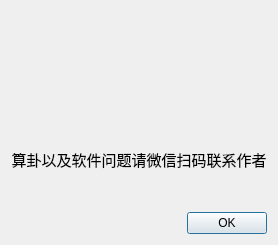
Before: the Qt Designer form dialog.ui in piyaming/firstpy, drawn with Qt 5.
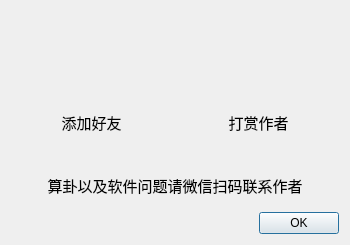
After: the same form once the commit is applied. Icons and pictures are not drawn.

```diff
--- a/dialog.ui
+++ b/dialog.ui
@@ -6,20 +6,20 @@
    <rect>
     <x>0</x>
     <y>0</y>
-    <width>278</width>
+    <width>350</width>
     <height>245</height>
    </rect>
   </property>
   <property name="minimumSize">
    <size>
-    <width>278</width>
+    <width>350</width>
     <height>245</height>
    </size>
   </property>
   <property name="maximumSize">
    <size>
-    <width>278</width>
-    <height>245</height>
+    <width>350</width>
+    <height>247</height>
    </size>
   </property>
   <property name="windowTitle">
@@ -34,29 +34,103 @@
   </property>
   <layout class="QVBoxLayout" name="verticalLayout">
    <item>
+    <layout class="QVBoxLayout" name="verticalLayout_2">
+     <item>
+      <layout class="QHBoxLayout" name="horizontalLayout">
+       <item>
+        <widget class="QLabel" name="authorQr">
+         <property name="maximumSize">
+          <size>
+           <width>150</width>
+           <height>150</height>
+          </size>
+         </property>
+         <property name="text">
+          <string notr="true"/>
+         </property>
+         <property name="pixmap">
+          <pixmap resource="images.qrc">:/photo/img/lx.jpg</pixmap>
+         </property>
+         <property name="scaledContents">
+          <bool>false</bool>
+         </property>
+         <property name="alignment">
+          <set>Qt::AlignCenter</set>
+         </property>
+        </widget>
+       </item>
+       <item>
+        <widget class="QLabel" name="money">
+         <property name="maximumSize">
+          <size>
+           <width>150</width>
+           <height>150</height>
+          </size>
+         </property>
+         <property name="text">
+          <string notr="true"/>
+         </property>
+         <property name="pixmap">
+          <pixmap resource="images.qrc">:/photo/img/sk.jpg</pixmap>
+         </property>
+         <property name="scaledContents">
+          <bool>false</bool>
+         </property>
+         <property name="alignment">
+          <set>Qt::AlignCenter</set>
+         </property>
+        </widget>
+       </item>
+      </layout>
+     </item>
+    </layout>
+   </item>
+   <item>
+    <layout class="QHBoxLayout" name="horizontalLayout_2">
+     <item>
+      <widget class="QLabel" name="label_3">
+       <property name="font">
+        <font>
+         <family>宋体</family>
+         <pointsize>11</pointsize>
+        </font>
+       </property>
+       <property name="text">
+        <string>添加好友</string>
+       </property>
+       <property name="alignment">
+        <set>Qt::AlignCenter</set>
+       </property>
+       <property name="wordWrap">
+        <bool>false</bool>
+       </property>
+      </widget>
+     </item>
+     <item>
     <widget class="QLabel" name="label_2">
-     <property name="maximumSize">
-      <size>
-       <width>260</width>
-       <height>150</height>
-      </size>
+       <property name="font">
+        <font>
+         <family>宋体</family>
+         <pointsize>11</pointsize>
+        </font>
      </property>
      <property name="text">
-      <string/>
-     </property>
-     <property name="pixmap">
-      <pixmap resource="imgr.qrc">:/img/lx.jpg</pixmap>
+        <string>打赏作者</string>
      </property>
      <property name="alignment">
       <set>Qt::AlignCenter</set>
      </property>
     </widget>
    </item>
+    </layout>
+   </item>
    <item>
-    <widget class="QLabel" name="label">
+    <layout class="QVBoxLayout" name="verticalLayout_3">
+     <item>
+      <widget class="QLabel" name="info">
      <property name="font">
       <font>
-       <family>04b_21</family>
+         <family>宋体</family>
        <pointsize>11</pointsize>
       </font>
      </property>
@@ -72,7 +146,7 @@
     </widget>
    </item>
    <item>
-    <widget class="QDialogButtonBox" name="buttonBox">
+      <widget class="QDialogButtonBox" name="ok">
      <property name="orientation">
       <enum>Qt::Horizontal</enum>
      </property>
@@ -85,6 +159,8 @@
     </widget>
    </item>
   </layout>
+   </item>
+  </layout>
  </widget>
  <resources>
   <include location="imgr.qrc"/>
```
Left out of the diff: 13 changed lines with no effect on the pictures. Lines whose indentation alone changed are shown as unchanged.
